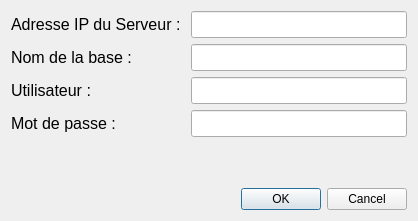
Qt form 10_SqlQueryModel/connexion.ui (TheoMichaud/Apprendre_QT) before a commit.
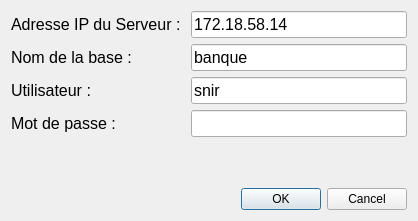
The same form after that commit.

Diff of the .ui file:
```diff
--- a/10_SqlQueryModel/connexion.ui
+++ b/10_SqlQueryModel/connexion.ui
@@ -35,6 +35,9 @@
          <pointsize>12</pointsize>
         </font>
        </property>
+       <property name="text">
+        <string>172.18.58.14</string>
+       </property>
       </widget>
      </item>
      <item row="2" column="0">
@@ -56,6 +59,9 @@
          <pointsize>12</pointsize>
         </font>
        </property>
+       <property name="text">
+        <string>banque</string>
+       </property>
       </widget>
      </item>
      <item row="5" column="0">
@@ -77,6 +83,9 @@
          <pointsize>12</pointsize>
         </font>
        </property>
+       <property name="text">
+        <string>snir</string>
+       </property>
       </widget>
      </item>
      <item row="7" column="0">
```
Left out of the diff: 6 changed lines with no effect on the pictures.
